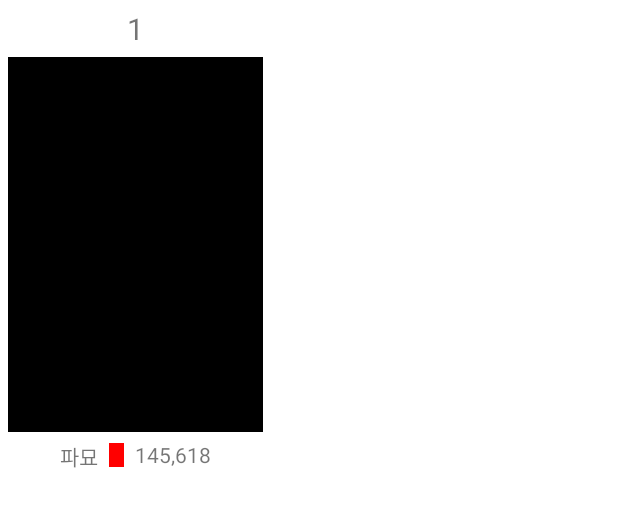
After one commit to Captain-Saurus/AOS-PopcornPicks, an Android app: the layout home_movie_rank_item.xml on its own in the app's theme, with its tools: preview values and no code run, on a phone screen of 412 x 824 dp. The commit adds this screen. Shown: the top 507 px of the screen. Run offline under Robolectric (Android 15) with nearby library versions, the phone set to English and light mode, and no system bars.

Commit message:
[박현수] 메인 홈 영화 순위 RecyclerView item 레이아웃 생성

```diff
--- a/app/src/main/java/com/captainsaurus/popcornpicks/fragment/HomeFragment.kt
+++ b/app/src/main/java/com/captainsaurus/popcornpicks/fragment/HomeFragment.kt
@@ -42,22 +42,22 @@ class HomeFragment : Fragment() {
         super.onResume()
         Log.d(TAG, " onResume()")
 
-        binding.homeImageViewpager.clearAnimation()
+        binding.homeImageVp.clearAnimation()
     }
 
     override fun onPause() {
         super.onPause()
         Log.d(TAG, " onResume()")
 
-        binding.homeImageViewpager.clearAnimation()
+        binding.homeImageVp.clearAnimation()
     }
 
     private fun initViewPager() {
         Log.d(TAG, " initViewPager()")
 
         homeViewPagerAdapter = HomeViewPagerAdapter(temporaryColor())
-        binding.homeImageViewpager.adapter = homeViewPagerAdapter
-        binding.homeImageViewpager.orientation = ViewPager2.ORIENTATION_HORIZONTAL
+        binding.homeImageVp.adapter = homeViewPagerAdapter
+        binding.homeImageVp.orientation = ViewPager2.ORIENTATION_HORIZONTAL
     }
 
     private fun temporaryColor() : ArrayList<Int> {
--- a/app/src/main/res/layout/fragment_home.xml
+++ b/app/src/main/res/layout/fragment_home.xml
@@ -21,7 +21,7 @@
                     android:layout_height="wrap_content">
 
                     <androidx.viewpager2.widget.ViewPager2
-                        android:id="@+id/home_image_viewpager"
+                        android:id="@+id/home_image_vp"
                         android:layout_width="match_parent"
                         android:layout_height="250dp"
                         app:layout_constraintTop_toTopOf="parent"
@@ -31,6 +31,7 @@
                 </androidx.constraintlayout.widget.ConstraintLayout>
 
                 <androidx.recyclerview.widget.RecyclerView
+                    android:id="@+id/home_movie_rank_rv"
                     android:layout_width="match_parent"
                     android:layout_height="wrap_content" />
                 <ImageView
--- /dev/null
+++ b/app/src/main/res/layout/home_movie_rank_item.xml
@@ -0,0 +1,67 @@
+<?xml version="1.0" encoding="utf-8"?>
+<androidx.constraintlayout.widget.ConstraintLayout xmlns:android="http://schemas.android.com/apk/res/android"
+    android:layout_width="wrap_content"
+    android:layout_height="wrap_content"
+    xmlns:app="http://schemas.android.com/apk/res-auto"
+    xmlns:tools="http://schemas.android.com/tools"
+    android:padding="5dp">
+
+    <TextView
+        android:id="@+id/movie_rank_tv"
+        android:layout_width="wrap_content"
+        android:layout_height="wrap_content"
+        tools:text="1"
+        android:textSize="20sp"
+        android:layout_marginBottom="5dp"
+        app:layout_constraintTop_toTopOf="parent"
+        app:layout_constraintBottom_toTopOf="@id/movie_rank_poster_iv"
+        app:layout_constraintStart_toStartOf="parent"
+        app:layout_constraintEnd_toEndOf="parent"/>
+
+    <ImageView
+        android:id="@+id/movie_rank_poster_iv"
+        tools:background="@color/black"
+        android:layout_width="170dp"
+        android:layout_height="250dp"
+        app:layout_constraintTop_toBottomOf="@id/movie_rank_tv"
+        app:layout_constraintBottom_toTopOf="@id/movie_rank_info_ll"
+        app:layout_constraintStart_toStartOf="parent"
+        app:layout_constraintEnd_toEndOf="parent"
+        />
+
+    <LinearLayout
+        android:id="@+id/movie_rank_info_ll"
+        android:layout_width="wrap_content"
+        android:layout_height="wrap_content"
+        android:orientation="horizontal"
+        android:gravity="center_vertical|center_horizontal"
+        android:layout_marginTop="5dp"
+        app:layout_constraintTop_toBottomOf="@id/movie_rank_poster_iv"
+        app:layout_constraintBottom_toBottomOf="parent"
+        app:layout_constraintStart_toStartOf="parent"
+        app:layout_constraintEnd_toEndOf="parent">
+
+        <TextView
+            android:id="@+id/movie_rank_title_tv"
+            tools:text="파묘"
+            android:layout_width="wrap_content"
+            android:layout_height="20dp"
+            android:layout_marginStart="3dp"
+            android:layout_marginEnd="7dp" />
+
+        <ImageView
+            android:id="@+id/movie_rank_increase_iv"
+            tools:background="#ff0000"
+            android:layout_width="10dp"
+            android:layout_height="16dp"
+            android:layout_marginEnd="7dp"/>
+
+        <TextView
+            android:id="@+id/movie_rank_increase_tv"
+            tools:text="145,618"
+            android:layout_width="wrap_content"
+            android:layout_height="20dp"
+            android:layout_marginEnd="3dp"/>
+    </LinearLayout>
+
+</androidx.constraintlayout.widget.ConstraintLayout>
```
